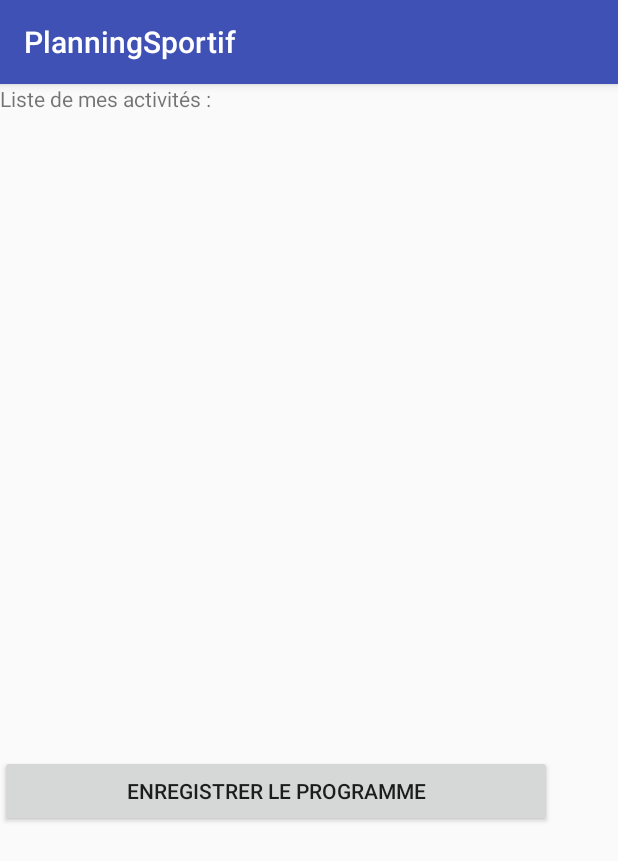
After one commit to Meklo/PlanningSportif, an Android app: the ActiviteRecapActivity screen opened directly, with no data from a screen before it, on a phone screen of 412 x 824 dp. The commit adds this screen. Shown: the top 861 px of the screen. Run offline under Robolectric (Android 15) with nearby library versions, the phone set to English and light mode, and no system bars.

Commit message:
Affichage des prgs --> OK Recap -->ok
TODO : Activité récap : save prg ds bdd
Activité Rép + Activité Temps : save activité  avec id prg en cours

Info : le programme circule par les intents et avec la serialisation "programmeEnCours"

```diff
--- a/app/src/main/AndroidManifest.xml
+++ b/app/src/main/AndroidManifest.xml
@@ -23,7 +23,8 @@
         <activity android:name=".Activities.ActiviteTempsActivity" />
         <activity android:name=".Activities.ActiviteRepetitionActivity" />
         <activity android:name=".Activities.ListProgrammeActivity" />
-        <activity android:name=".Activities.ActiviteOngletActivity"></activity>
+        <activity android:name=".Activities.ActiviteOngletActivity" />
+        <activity android:name=".Activities.ActiviteRecapActivity"></activity>
     </application>
 
 </manifest>
--- /dev/null
+++ b/app/src/main/java/fr/utt/if26/planningsportif/Activities/ActiviteRecapActivity.java
@@ -0,0 +1,83 @@
+package fr.utt.if26.planningsportif.Activities;
+
+import android.content.Intent;
+import android.support.v7.app.AppCompatActivity;
+import android.os.Bundle;
+import android.util.Log;
+import android.view.View;
+import android.widget.ArrayAdapter;
+import android.widget.Button;
+import android.widget.ListView;
+import android.widget.Toast;
+
+import java.io.IOException;
+import java.io.Serializable;
+import java.util.ArrayList;
+
+import fr.utt.if26.planningsportif.Modeles.Activite;
+import fr.utt.if26.planningsportif.Modeles.ActiviteTemps;
+import fr.utt.if26.planningsportif.Modeles.Programme;
+import fr.utt.if26.planningsportif.Modeles.TypeProgramme;
+import fr.utt.if26.planningsportif.Persistence.ProgrammePersistence;
+import fr.utt.if26.planningsportif.R;
+
+public class ActiviteRecapActivity extends AppCompatActivity  {
+
+    ListView mListView;
+    Programme programmeEnCours = null;
+    Button valider ;
+    TypeProgramme type = null;
+
+    ActiviteTemps  activite;
+    ArrayList<ActiviteTemps> listActivite;
+
+
+    @Override
+    protected void onCreate(Bundle savedInstanceState) {
+        super.onCreate(savedInstanceState);
+        setContentView(R.layout.activity_activite_recap);
+
+        Log.d("va ds create", "ok");
+        mListView = (ListView) findViewById(R.id.listView2);
+        valider = (Button) findViewById(R.id.enregistrerPrg);
+
+
+      /*  activite = (ActiviteTemps) getIntent().getSerializableExtra("activite");
+
+        listActivite = new ArrayList<>();
+        listActivite.add(activite);
+
+*/
+      try {
+          programmeEnCours = (Programme) getIntent().getSerializableExtra("programmeEnCours");
+          type = (TypeProgramme) getIntent().getSerializableExtra("type");
+
+          // Log.d(programmeEnCours.toString(), "ok");
+          ArrayList listActivite = programmeEnCours.getListeActivites();
+
+          final ArrayAdapter<String> adapter = new ArrayAdapter<String>(ActiviteRecapActivity.this, android.R.layout.simple_list_item_1, listActivite);
+          mListView.setAdapter(adapter);
+
+          valider.setOnClickListener(new View.OnClickListener() {
+              @Override
+              public void onClick(View view) {
+
+                  Toast.makeText(getApplicationContext(), "Programme enregistré ! :)", Toast.LENGTH_LONG).show();
+
+                  //FAIRE LA SAUVEGARDE DANS LA BDD !!
+
+                  Intent myIntent = new Intent(view.getContext(), MenuActivity.class);
+                 // myIntent.putExtra("type", type); //TYPE ACTIVITE
+                 // myIntent.putExtra("programmeEnCours", programmeEnCours);
+                  startActivityForResult(myIntent, 0);
+              }
+          });
+
+
+      }catch (Exception e){
+          Log.e(e.toString(), "pb");
+      }
+    }
+
+
+}
--- a/app/src/main/java/fr/utt/if26/planningsportif/Activities/NouveauProgrammeActivity.java
+++ b/app/src/main/java/fr/utt/if26/planningsportif/Activities/NouveauProgrammeActivity.java
@@ -102,6 +102,7 @@ public class NouveauProgrammeActivity extends AppCompatActivity {
                 //L'utilisateur sélectionne un sport --> changement de page
                // if (sportSelectionne > -1 && sportSelectionne < 6) {
                 if (type != null){
+                    //try {
                         String titre = titreEdit.getText().toString();
                         Programme p = new Programme(1, titre); //INSERER PROGRAMME DS BDD;
 
@@ -111,6 +112,7 @@ public class NouveauProgrammeActivity extends AppCompatActivity {
                         myIntent.putExtra("type", type); //TYPE ACTIVITE
                         myIntent.putExtra("programmeEnCours", p);
                         startActivityForResult(myIntent, 0);
+                   // } catch ()
                 }
                 //L'utilisateur n'a pas sélectionné de sport --> retour sur la page
                 else {
--- a/app/src/main/java/fr/utt/if26/planningsportif/Modeles/ActiviteRepetition.java
+++ b/app/src/main/java/fr/utt/if26/planningsportif/Modeles/ActiviteRepetition.java
@@ -1,4 +1,6 @@
 package fr.utt.if26.planningsportif.Modeles;
+
+import java.io.Serializable;
 
 /**
  * Created by Meklo on 10/12/2017.
--- a/app/src/main/java/fr/utt/if26/planningsportif/Modeles/ActiviteTemps.java
+++ b/app/src/main/java/fr/utt/if26/planningsportif/Modeles/ActiviteTemps.java
@@ -1,10 +1,12 @@
 package fr.utt.if26.planningsportif.Modeles;
+
+import java.io.Serializable;
 
 /**
  * Created by Meklo on 10/12/2017.
  */
 
-public class ActiviteTemps extends Activite {
+public class ActiviteTemps extends Activite implements Serializable{
 
     protected int temps; // temps en seconde
 
--- a/app/src/main/java/fr/utt/if26/planningsportif/Modeles/TypeProgramme.java
+++ b/app/src/main/java/fr/utt/if26/planningsportif/Modeles/TypeProgramme.java
@@ -1,10 +1,12 @@
 package fr.utt.if26.planningsportif.Modeles;
+
+import java.io.Serializable;
 
 /**
  * Created by Meklo on 10/12/2017.
  */
 
-public enum TypeProgramme {
+public enum TypeProgramme implements Serializable{
     MUSCULATION,
     NATATION,
     BASKET,
--- a/app/src/main/java/fr/utt/if26/planningsportif/Persistence/ProgrammePersistence.java
+++ b/app/src/main/java/fr/utt/if26/planningsportif/Persistence/ProgrammePersistence.java
@@ -90,7 +90,8 @@ public class ProgrammePersistence extends SQLiteOpenHelper {
                 cursor.moveToFirst();
 
             Programme programme = new Programme(Integer.parseInt(cursor.getString(0)),
-                    cursor.getString(1), TypeProgramme.valueOf(cursor.getString(2)), cursor.getString(3), null);
+                    cursor.getString(1), TypeProgramme.valueOf(cursor.getString(2)), cursor.getString(3), null); // a changer pour afficher les activités
+            db.close();
             // return contact
             return programme;
 
--- /dev/null
+++ b/app/src/main/res/layout/activity_activite_recap.xml
@@ -0,0 +1,35 @@
+<?xml version="1.0" encoding="utf-8"?>
+<android.support.constraint.ConstraintLayout xmlns:android="http://schemas.android.com/apk/res/android"
+    xmlns:app="http://schemas.android.com/apk/res-auto"
+    xmlns:tools="http://schemas.android.com/tools"
+    android:layout_width="match_parent"
+    android:layout_height="match_parent"
+    tools:context="fr.utt.if26.planningsportif.Activities.ActiviteRecapActivity">
+
+    <LinearLayout
+        android:layout_width="368dp"
+        android:layout_height="495dp"
+        android:orientation="vertical"
+        tools:layout_editor_absoluteY="8dp"
+        tools:layout_editor_absoluteX="8dp">
+
+        <TextView
+            android:id="@+id/textView99"
+            android:layout_width="250dp"
+            android:layout_height="25dp"
+            android:text="Liste de mes activités : " />
+
+        <ListView
+            android:id="@+id/listView2"
+            android:layout_width="match_parent"
+            android:layout_height="match_parent"
+            android:layout_weight="1" />
+
+        <Button
+            android:id="@+id/enregistrerPrg"
+            android:layout_width="match_parent"
+            android:layout_height="wrap_content"
+            android:text="Enregistrer le programme" />
+    </LinearLayout>
+
+</android.support.constraint.ConstraintLayout>
--- a/app/src/main/res/layout/activity_main.xml
+++ b/app/src/main/res/layout/activity_main.xml
@@ -26,7 +26,7 @@
         android:id="@+id/btnGoMenu"
         android:layout_width="164dp"
         android:layout_height="50dp"
-        android:text="@string/go"
+        android:text="Commencer"
         android:layout_gravity="center"/>
         <ImageView
             android:id="@+id/imageView5"
--- a/app/src/main/res/values/strings.xml
+++ b/app/src/main/res/values/strings.xml
@@ -1,7 +1,7 @@
 <resources>
     <string name="app_name">PlanningSportif</string>
     <string name="nomDev">MARCELLIN Hugo   MOUGNE Adrian</string>
-    <string name="go">Lancer</string>
+    <string name="go">Ajouter Activité</string>
     <string name="listProgrammeBtnMenu">Mes Programmes</string>
     <string name="nouveauProgrammeBtnMenu">Nouveau Programme</string>
     <string name="aideBtnMenu">Aide</string>
```
Also changed, not shown: app/src/main/java/fr/utt/if26/planningsportif/Activities/ActiviteOngletActivity.java (+12 -1 lines), app/src/main/java/fr/utt/if26/planningsportif/Activities/ActiviteRepetitionActivity.java (+20 -3 lines), app/src/main/java/fr/utt/if26/planningsportif/Activities/ActiviteTempsActivity.java (+18 -4 lines), app/src/main/java/fr/utt/if26/planningsportif/Activities/ChoixActiviteActivity.java (+15 -0 lines), app/src/main/java/fr/utt/if26/planningsportif/Activities/ListProgrammeActivity.java (+8 -4 lines), app/src/main/java/fr/utt/if26/planningsportif/Activities/MainActivity.java (+15 -1 lines), app/src/main/java/fr/utt/if26/planningsportif/Modeles/Activite.java (+4 -3 lines), app/src/main/java/fr/utt/if26/planningsportif/Modeles/Programme.java (+8 -3 lines), app/src/main/res/layout/activity_activite_onglet.xml (+11 -7 lines), app/src/main/res/layout/activity_choix_activite.xml (+7 -0 lines). Lines whose indentation alone changed are shown as unchanged.
